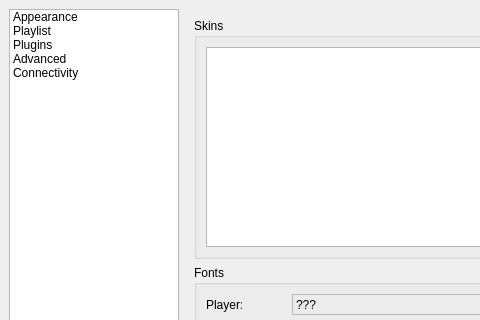
First picture: the form in src/ui/forms/configdialog.ui, repository ksv1986/qmmp-staging, before the edit; both pictures show x 0 to 480 and y 0 to 320 of the 601 by 409 pixel window.
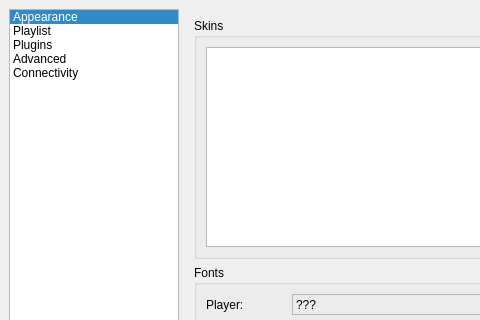
Second picture: the form after the edit. Icons and pictures are not drawn.

Commit message: some fixes for settings dialog

```diff
--- a/src/ui/forms/configdialog.ui
+++ b/src/ui/forms/configdialog.ui
@@ -93,7 +93,7 @@
         <bool>false</bool>
        </property>
        <property name="currentRow" >
-        <number>-1</number>
+        <number>0</number>
        </property>
        <item>
         <property name="text" >
```
The commit also changes 1 other file.
